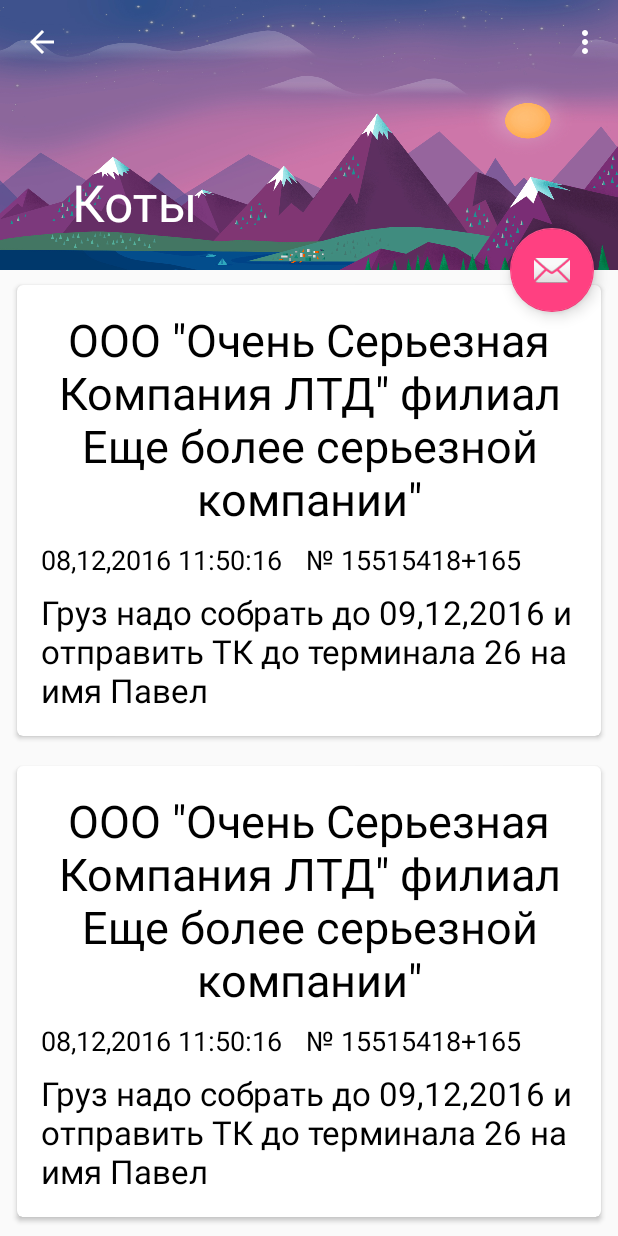
After one commit to roman-nevr/MyExamples, an Android app: the CardScrollDocs screen opened directly, with no data from a screen before it, on a phone screen of 412 x 824 dp. The commit adds this screen. Run offline under Robolectric (Android 15) with nearby library versions, the phone set to English and light mode, and no system bars.

Commit message:
10.01.2017

```diff
--- /dev/null
+++ b/app/src/main/java/ru/rubicon/myexamples/CardScrollDocs.java
@@ -0,0 +1,96 @@
+package ru.rubicon.myexamples;
+
+import android.os.Bundle;
+import android.support.design.widget.CollapsingToolbarLayout;
+import android.support.design.widget.FloatingActionButton;
+import android.support.design.widget.Snackbar;
+import android.support.v7.app.AppCompatActivity;
+import android.support.v7.widget.LinearLayoutManager;
+import android.support.v7.widget.RecyclerView;
+import android.support.v7.widget.Toolbar;
+import android.view.Menu;
+import android.view.MenuItem;
+import android.view.View;
+
+import java.util.ArrayList;
+import java.util.List;
+
+import ru.rubicon.myexamples.adapters.DocsSimpleRecyclerAdapter;
+import ru.rubicon.myexamples.adapters.SimpleRecyclerAdapter;
+
+/**
+ * Created by Витя on 25.08.2016.
+ */
+public class CardScrollDocs extends AppCompatActivity {
+    private DocsSimpleRecyclerAdapter mSimpleRecyclerAdapter;
+
+    @Override
+    protected void onCreate(Bundle savedInstanceState) {
+        super.onCreate(savedInstanceState);
+        setContentView(R.layout.card_scroll_main);
+        Toolbar toolbar = (Toolbar) findViewById(R.id.toolbar);
+        setSupportActionBar(toolbar);
+
+        FloatingActionButton fab = (FloatingActionButton) findViewById(R.id.fab);
+        fab.setOnClickListener(new View.OnClickListener() {
+            @Override
+            public void onClick(View view) {
+                Snackbar.make(view, "Replace with your own action", Snackbar.LENGTH_LONG)
+                        .setAction("Action", null).show();
+            }
+        });
+
+
+        getSupportActionBar().setDisplayHomeAsUpEnabled(true);
+        CollapsingToolbarLayout collapsingToolbarLayout = (CollapsingToolbarLayout) findViewById(R.id.toolbar_layout);
+        collapsingToolbarLayout.setTitle("Коты");
+
+        RecyclerView recyclerView = (RecyclerView) findViewById(R.id.recyclerView);
+
+        recyclerView.setHasFixedSize(true);
+        LinearLayoutManager linearLayoutManager = new LinearLayoutManager(this);
+        recyclerView.setLayoutManager(linearLayoutManager);
+
+        List<String> listData = new ArrayList<>();
+        listData.add("Мурзик");
+        listData.add("Барсик");
+        listData.add("Васька");
+        listData.add("Рыжик");
+        listData.add("Мурзик");
+        listData.add("Барсик");
+        listData.add("Васька");
+        listData.add("Рыжик");
+        listData.add("Мурзик");
+        listData.add("Барсик");
+        listData.add("Васька");
+        listData.add("Рыжик");
+
+        if (mSimpleRecyclerAdapter == null) {
+            mSimpleRecyclerAdapter = new DocsSimpleRecyclerAdapter(listData);
+            recyclerView.setAdapter(mSimpleRecyclerAdapter);
+        } else {
+            mSimpleRecyclerAdapter.notifyDataSetChanged();
+        }
+    }
+
+    @Override
+    public boolean onCreateOptionsMenu(Menu menu) {
+        // Inflate the menu; this adds items to the action bar if it is present.
+        getMenuInflater().inflate(R.menu.menu_scrolling, menu);
+        return true;
+    }
+
+    @Override
+    public boolean onOptionsItemSelected(MenuItem item) {
+        // Handle action bar item clicks here. The action bar will
+        // automatically handle clicks on the Home/Up button, so long
+        // as you specify a parent activity in AndroidManifest.xml.
+        int id = item.getItemId();
+
+        //noinspection SimplifiableIfStatement
+        if (id == R.id.action_settings) {
+            return true;
+        }
+        return super.onOptionsItemSelected(item);
+    }
+}
--- /dev/null
+++ b/app/src/main/java/ru/rubicon/myexamples/adapters/DocsSimpleRecyclerAdapter.java
@@ -0,0 +1,51 @@
+package ru.rubicon.myexamples.adapters;
+
+import android.support.v7.widget.CardView;
+import android.support.v7.widget.RecyclerView;
+import android.view.LayoutInflater;
+import android.view.View;
+import android.view.ViewGroup;
+import android.widget.TextView;
+
+import java.util.ArrayList;
+import java.util.List;
+
+import ru.rubicon.myexamples.R;
+
+/**
+ * Created by Витя on 25.08.2016.
+ */
+public class DocsSimpleRecyclerAdapter extends RecyclerView.Adapter<DocsSimpleRecyclerAdapter.SimpleViewHolder> {
+    private List<String> mCatNames = new ArrayList<>();
+
+    public DocsSimpleRecyclerAdapter(List<String> catNames) {
+        this.mCatNames = catNames;
+    }
+
+    @Override
+    public SimpleViewHolder onCreateViewHolder(ViewGroup viewGroup, int i) {
+        View view = LayoutInflater.from(viewGroup.getContext()).inflate(R.layout.card_scroll_docs_item,
+                viewGroup, false);
+        SimpleViewHolder viewHolder = new SimpleViewHolder(view);
+        return viewHolder;
+    }
+
+    @Override
+    public void onBindViewHolder(SimpleViewHolder simpleViewHolder, int i) {
+    }
+
+    @Override
+    public int getItemCount() {
+        return mCatNames == null ? 0 : mCatNames.size();
+    }
+
+    public class SimpleViewHolder extends RecyclerView.ViewHolder {
+        CardView cardView;
+
+        public SimpleViewHolder(View itemView) {
+            super(itemView);
+            cardView = (CardView) itemView.findViewById(R.id.cardView);
+            cardView.setUseCompatPadding(true);
+        }
+    }
+}
--- /dev/null
+++ b/app/src/main/res/layout/card_scroll_docs_item.xml
@@ -0,0 +1,85 @@
+<?xml version="1.0" encoding="utf-8"?>
+<android.support.v7.widget.CardView xmlns:tools="http://schemas.android.com/tools"
+    android:id="@+id/cardView"
+    xmlns:android="http://schemas.android.com/apk/res/android"
+    xmlns:card_view="http://schemas.android.com/apk/res-auto"
+    android:layout_width="match_parent"
+    android:layout_height="wrap_content"
+    android:layout_marginBottom="5dp"
+    android:layout_marginLeft="8dp"
+    android:layout_marginRight="8dp"
+    android:layout_marginTop="5dp"
+    android:foreground="?android:attr/selectableItemBackground"
+    android:orientation="vertical"
+    card_view:cardCornerRadius="4dp"
+    card_view:cardElevation="@dimen/cardview_default_elevation">
+
+    <android.support.constraint.ConstraintLayout
+        android:layout_width="match_parent"
+        android:layout_height="match_parent">
+
+        <TextView
+            android:text='ООО "Очень Серьезная Компания ЛТД" филиал Еще более серьезной компании"'
+            android:layout_width="0dp"
+            android:layout_height="wrap_content"
+            android:id="@+id/tvClientName"
+            android:textAlignment="center"
+            android:textColor="@color/black"
+            android:maxLines="4"
+            android:ellipsize="end"
+            android:textSize="30sp"
+            android:layout_marginStart="16dp"
+            card_view:layout_constraintLeft_toLeftOf="parent"
+            android:layout_marginLeft="16dp"
+            android:layout_marginEnd="16dp"
+            card_view:layout_constraintRight_toRightOf="parent"
+            android:layout_marginRight="16dp"
+            android:layout_marginTop="16dp"
+            card_view:layout_constraintTop_toTopOf="parent" />
+
+        <TextView
+            android:text="08,12,2016 11:50:16"
+            android:layout_width="wrap_content"
+            android:layout_height="wrap_content"
+            android:id="@+id/tvDate"
+            android:textSize="18sp"
+            android:textColor="@color/black"
+            android:layout_marginStart="16dp"
+            card_view:layout_constraintLeft_toLeftOf="parent"
+            android:layout_marginLeft="16dp"
+            android:layout_marginTop="8dp"
+            card_view:layout_constraintTop_toBottomOf="@+id/tvClientName" />
+
+        <TextView
+            android:text="№ 15515418+165"
+            android:layout_width="wrap_content"
+            android:layout_height="wrap_content"
+            android:id="@+id/tvNumber"
+            android:textSize="18sp"
+            android:textColor="@color/black"
+            android:layout_marginStart="16dp"
+            card_view:layout_constraintLeft_toRightOf="@+id/tvDate"
+            android:layout_marginLeft="16dp"
+            card_view:layout_constraintTop_toTopOf="@+id/tvDate" />
+
+        <TextView
+            android:text="Груз надо собрать до 09,12,2016 и отправить ТК до терминала 26 на имя Павел"
+            android:layout_width="0dp"
+            android:layout_height="wrap_content"
+            android:id="@+id/tvComment"
+            android:textAlignment="textStart"
+            android:textColor="@color/black"
+            android:layout_marginTop="8dp"
+            android:textSize="22sp"
+            card_view:layout_constraintTop_toBottomOf="@+id/tvNumber"
+            android:layout_marginEnd="16dp"
+            card_view:layout_constraintRight_toRightOf="parent"
+            android:layout_marginRight="16dp"
+            android:layout_marginStart="16dp"
+            card_view:layout_constraintLeft_toLeftOf="parent"
+            android:layout_marginLeft="16dp"
+            card_view:layout_constraintBottom_toBottomOf="parent"
+            android:layout_marginBottom="16dp" />
+    </android.support.constraint.ConstraintLayout>
+
+</android.support.v7.widget.CardView>
--- a/app/src/main/res/values/colors.xml
+++ b/app/src/main/res/values/colors.xml
@@ -4,4 +4,6 @@
     <color name="colorPrimaryDark">#303F9F</color>
     <color name="colorAccent">#FF4081</color>
     <color name="colorAccent1">#360000</color>
+
+    <color name="black">#FF000000</color>
 </resources>
--- a/build.gradle
+++ b/build.gradle
@@ -5,7 +5,7 @@ buildscript {
         jcenter()
     }
     dependencies {
-        classpath 'com.android.tools.build:gradle:2.1.2'
+        classpath 'com.android.tools.build:gradle:2.2.3'
 
         // NOTE: Do not place your application dependencies here; they belong
         // in the individual module build.gradle files
```
Also changed, not shown: app/build.gradle (+10 -7 lines), app/src/main/AndroidManifest.xml (+7 -0 lines), app/src/main/java/ru/rubicon/myexamples/BarCode.java (added, +199 -0 lines), app/src/main/java/ru/rubicon/myexamples/MainActivity.java (+10 -11 lines), app/src/main/java/ru/rubicon/myexamples/adapters/CameraPreview.java (added, +113 -0 lines), app/src/main/res/layout/activity_main.xml (+45 -32 lines), app/src/main/res/layout/barcode.xml (added, +36 -0 lines), app/src/main/res/menu/hero_menu_main.xml (+7 -3 lines), gradle/wrapper/gradle-wrapper.properties, 1 other file.
